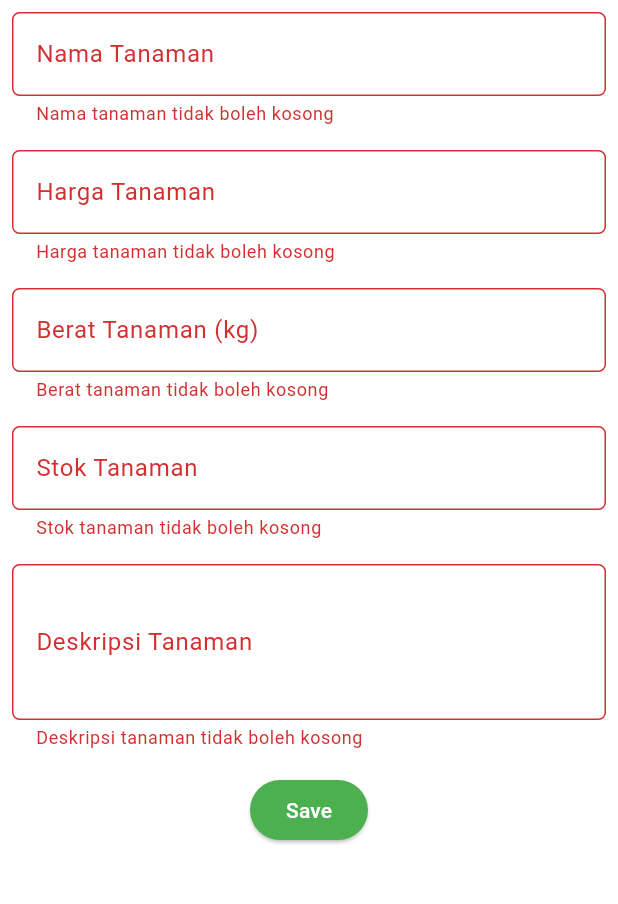
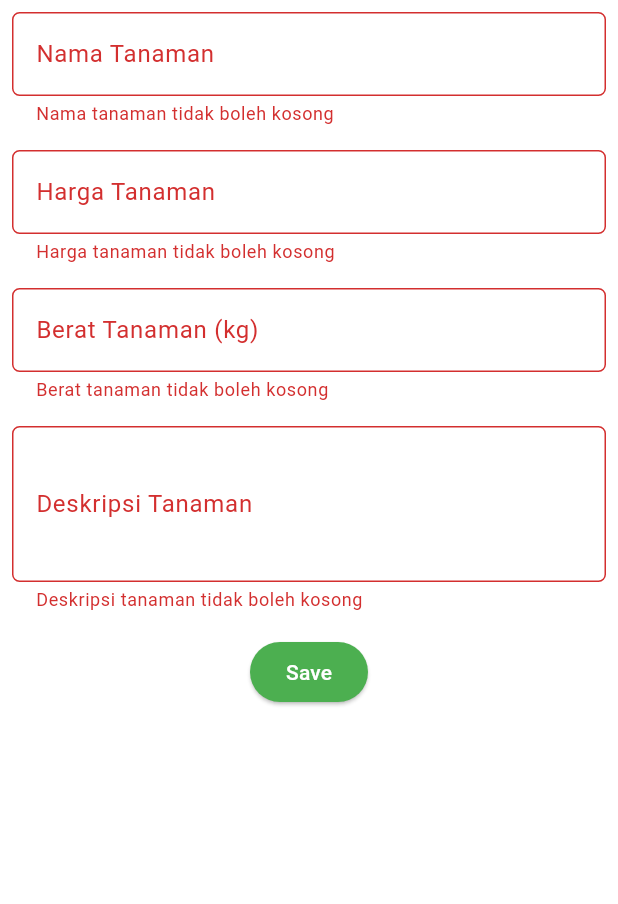
Before and after one commit to ryuun1corn/plantify-mobile, a Flutter app: the PlantEntryFormPage screen opened directly, after a tap on "Save", on a phone screen of 412 x 824 dp, the part 84-988 px from its top. Run offline on Flutter 3.47's test engine with Material 3 defaults, Android fonts, the phone set to English and light mode, and no system bars.

Commit message:
refactor: remove stock input field

```diff
--- a/lib/screens/plantentry_form.dart
+++ b/lib/screens/plantentry_form.dart
@@ -14,7 +14,6 @@ class _PlantEntryFormPageState extends State<PlantEntryFormPage> {
   String _plantName = '';
   int _plantPrice = 0;
   String _plantWeight = '0';
-  int _plantStock = 0;
   String _plantDescription = '';
 
   @override
@@ -129,7 +128,8 @@ class _PlantEntryFormPageState extends State<PlantEntryFormPage> {
                     borderRadius: BorderRadius.circular(5.0),
                   ),
                 ),
-                keyboardType: TextInputType.numberWithOptions(decimal: true),
+                keyboardType:
+                    const TextInputType.numberWithOptions(decimal: true),
                 inputFormatters: [
                   FilteringTextInputFormatter.allow(RegExp(
                       r'^\d*\.?\d{0,2}')), // Allow up to 2 decimal places
@@ -156,48 +156,6 @@ class _PlantEntryFormPageState extends State<PlantEntryFormPage> {
                   if (weight > 1000) {
                     // 1000 kg limit
                     return "Berat tanaman terlalu besar";
-                  }
-
-                  return null;
-                },
-              ),
-            ),
-            Padding(
-              padding: const EdgeInsets.all(8.0),
-              child: TextFormField(
-                decoration: InputDecoration(
-                  hintText: "Stok Tanaman",
-                  labelText: "Stok Tanaman",
-                  border: OutlineInputBorder(
-                    borderRadius: BorderRadius.circular(5.0),
-                  ),
-                ),
-                keyboardType: TextInputType.number,
-                inputFormatters: [
-                  FilteringTextInputFormatter.digitsOnly,
-                ],
-                onChanged: (String? value) {
-                  setState(() {
-                    _plantStock = value!.isEmpty ? 0 : int.parse(value);
-                  });
-                },
-                validator: (String? value) {
-                  if (value == null || value.isEmpty) {
-                    return "Stok tanaman tidak boleh kosong";
-                  }
-
-                  final stock = int.tryParse(value);
-                  if (stock == null) {
-                    return "Stok harus berupa angka";
-                  }
-
-                  if (stock < 0) {
-                    return "Stok tidak boleh negatif";
-                  }
-
-                  if (stock > 10000) {
-                    // 10,000 units limit
-                    return "Stok terlalu besar";
                   }
 
                   return null;
@@ -264,7 +222,6 @@ class _PlantEntryFormPageState extends State<PlantEntryFormPage> {
                                   Text('Nama Tanaman: $_plantName'),
                                   Text('Harga Tanaman: $_plantPrice'),
                                   Text('Berat Tanaman: $_plantWeight'),
-                                  Text('Stok Tanaman: $_plantStock'),
                                   Text('Deskripsi Tanaman: $_plantDescription'),
                                 ],
                               ),
```
